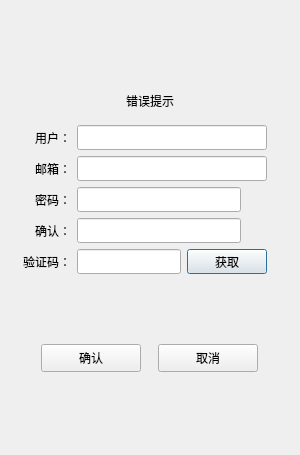
Qt form QChat/registerdialog.ui (Z-xq7/QChat) before a commit.
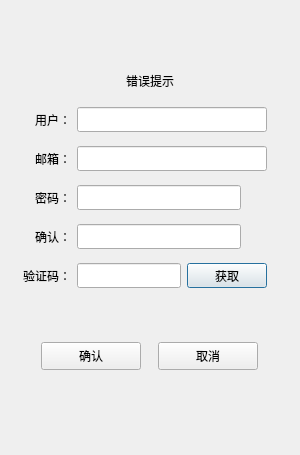
The same form after that commit. Custom widgets are drawn as their Qt base class.

Patch:
```diff
--- a/QChat/registerdialog.ui
+++ b/QChat/registerdialog.ui
@@ -40,6 +40,9 @@
            <property name="orientation">
             <enum>Qt::Orientation::Vertical</enum>
            </property>
+           <property name="sizeType">
+            <enum>QSizePolicy::Policy::Fixed</enum>
+           </property>
            <property name="sizeHint" stdset="0">
             <size>
              <width>20</width>
@@ -50,9 +53,36 @@
          </item>
          <item>
           <widget class="QWidget" name="widget" native="true">
+           <property name="maximumSize">
+            <size>
+             <width>16777215</width>
+             <height>25</height>
+            </size>
+           </property>
            <layout class="QVBoxLayout" name="verticalLayout_4">
+            <property name="spacing">
+             <number>0</number>
+            </property>
+            <property name="leftMargin">
+             <number>0</number>
+            </property>
+            <property name="topMargin">
+             <number>0</number>
+            </property>
+            <property name="rightMargin">
+             <number>0</number>
+            </property>
+            <property name="bottomMargin">
+             <number>0</number>
+            </property>
             <item>
              <widget class="QLabel" name="err_tip">
+              <property name="maximumSize">
+               <size>
+                <width>16777215</width>
+                <height>25</height>
+               </size>
+              </property>
               <property name="text">
                <string>错误提示</string>
               </property>
@@ -351,6 +381,9 @@
            <property name="orientation">
             <enum>Qt::Orientation::Vertical</enum>
            </property>
+           <property name="sizeType">
+            <enum>QSizePolicy::Policy::Fixed</enum>
+           </property>
            <property name="sizeHint" stdset="0">
             <size>
              <width>20</width>
@@ -412,10 +445,13 @@
            <property name="orientation">
             <enum>Qt::Orientation::Vertical</enum>
            </property>
+           <property name="sizeType">
+            <enum>QSizePolicy::Policy::Fixed</enum>
+           </property>
            <property name="sizeHint" stdset="0">
             <size>
              <width>20</width>
-             <height>40</height>
+             <height>55</height>
             </size>
            </property>
           </spacer>
```
